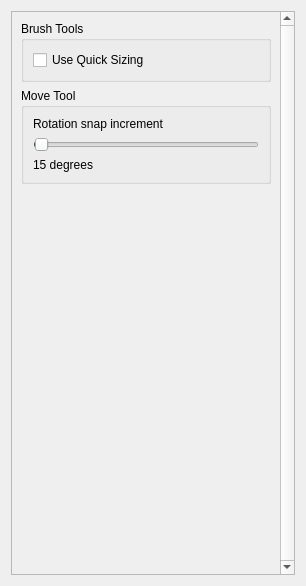
First picture: the form in app/ui/toolspage.ui, repository pencil2d/pencil, before the edit.
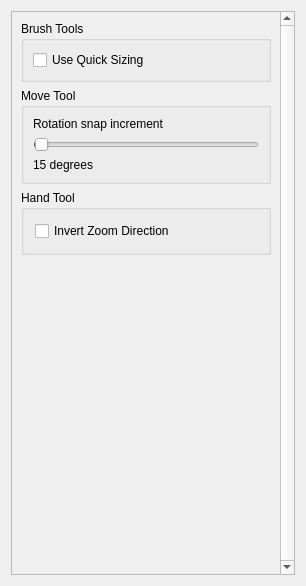
Second picture: the form after the edit.

Commit message:
add 'Invert Zoom Direction' preference option
adds a `Hand Tool` section in the Tools preference UI containing a `Invert Zoom Direction` checkbox which defaults to false.
also adds PreferenceManager logic around the checkbox.

What changed in the file:
```diff
--- a/app/ui/toolspage.ui
+++ b/app/ui/toolspage.ui
@@ -33,8 +33,8 @@
        <rect>
         <x>0</x>
         <y>0</y>
-        <width>272</width>
-        <height>566</height>
+        <width>265</width>
+        <height>562</height>
        </rect>
       </property>
       <layout class="QVBoxLayout" name="verticalLayout_4">
@@ -93,6 +93,37 @@
          </layout>
         </widget>
        </item>
+       <item>
+        <widget class="QGroupBox" name="handBox">
+         <property name="title">
+          <string>Hand Tool</string>
+         </property>
+         <layout class="QVBoxLayout" name="verticalLayout_6">
+          <property name="leftMargin">
+           <number>11</number>
+          </property>
+          <property name="topMargin">
+           <number>11</number>
+          </property>
+          <property name="rightMargin">
+           <number>11</number>
+          </property>
+          <property name="bottomMargin">
+           <number>11</number>
+          </property>
+          <item>
+           <widget class="QCheckBox" name="invertZoomDirectionBox">
+            <property name="toolTip">
+             <string>Zooms in when moving the cursor up as opposed to down</string>
+            </property>
+            <property name="text">
+             <string>Invert Zoom Direction</string>
+            </property>
+           </widget>
+          </item>
+         </layout>
+        </widget>
+       </item>
        <item>
         <spacer name="verticalSpacer">
          <property name="orientation">
```
The commit also changes 5 other files.
